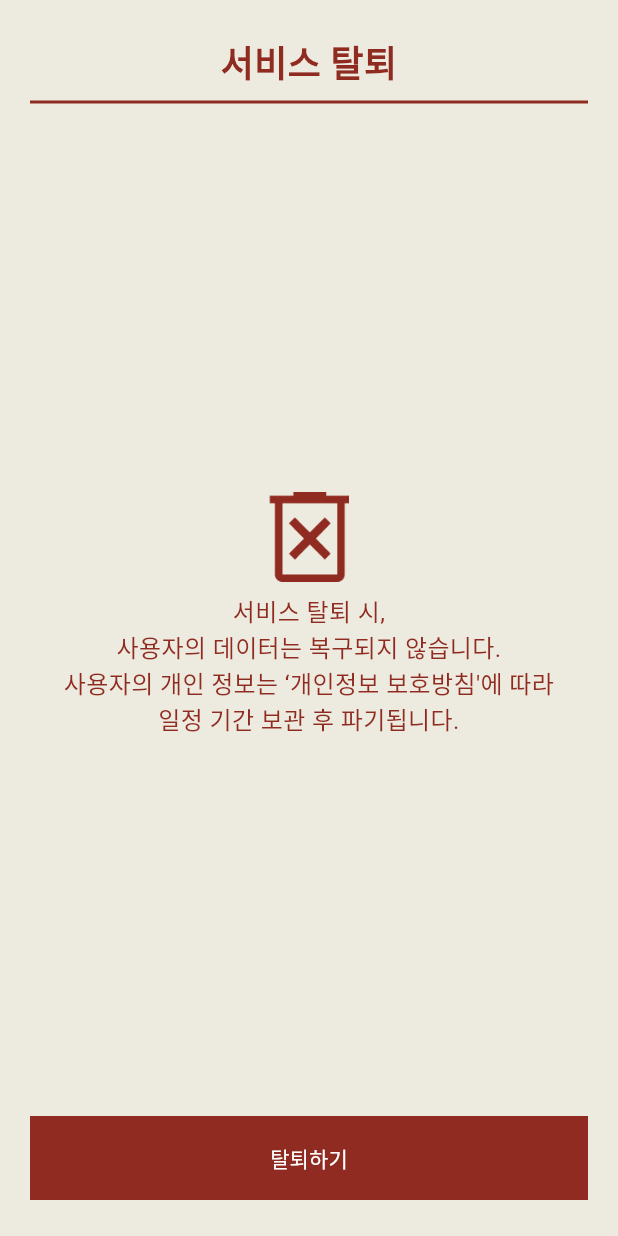
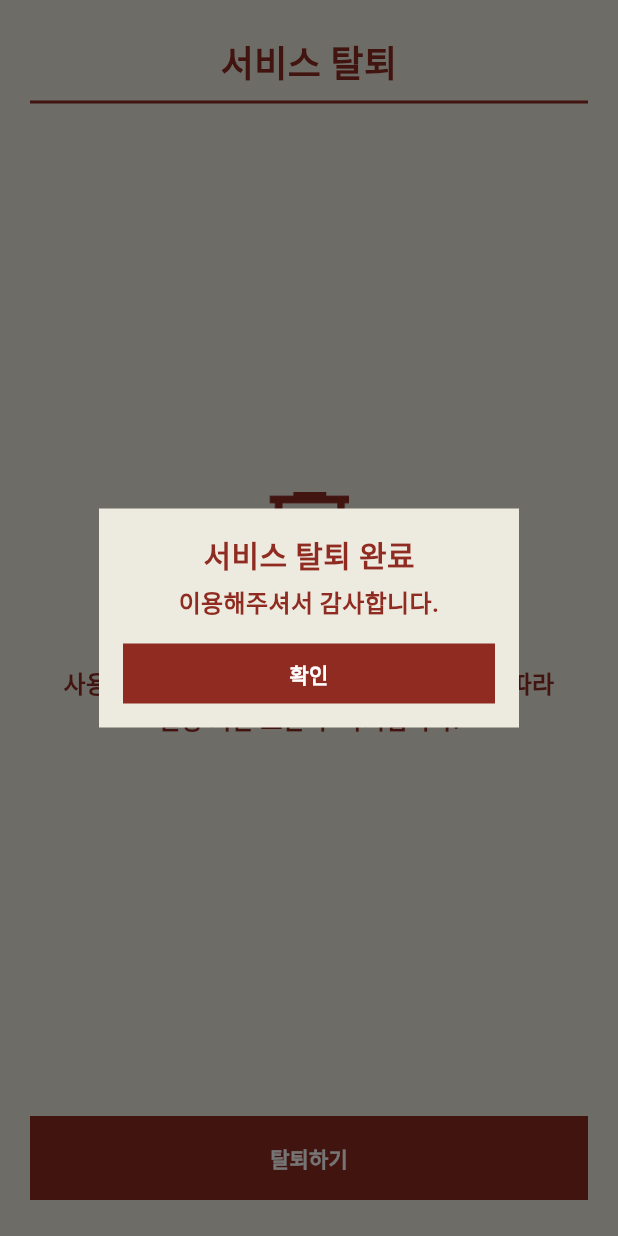
Before and after one commit to team-peekabook/Peekabook-web, a Flutter app: the WithdrawPage screen opened directly, after a tap on "탈퇴하기", on a phone screen of 412 x 824 dp. Run offline on Flutter 3.47's test engine with Material 3 defaults, Android fonts, the phone set to English and light mode, and no system bars.

Commit message:
feat: withdraw dialog ui

```diff
--- a/lib/Strings.dart
+++ b/lib/Strings.dart
@@ -13,4 +13,7 @@ class Strings {
   static const String withdrawDescription =
       '서비스 탈퇴 시,\n사용자의 데이터는 복구되지 않습니다.\n사용자의 개인 정보는 \‘개인정보 보호방침\'에 따라\n일정 기간 보관 후 파기됩니다.';
   static const String withdrawButton = '탈퇴하기';
+  static const String withdrawDialogTitle = '서비스 탈퇴 완료';
+  static const String withdrawDialogContent = '이용해주셔서 감사합니다.';
+  static const String withdrawDialogConfirm = '확인';
 }
--- a/lib/withdraw.dart
+++ b/lib/withdraw.dart
@@ -1,6 +1,7 @@
 import 'package:flutter/material.dart';
 import 'package:peeka/colors.dart';
 import 'package:peeka/strings.dart';
+import 'package:peeka/withdrawDialog.dart';
 
 class WithdrawPage extends StatelessWidget {
   @override
@@ -36,7 +37,10 @@ class WithdrawPage extends StatelessWidget {
                   const Text(
                     Strings.withdrawDescription,
                     textAlign: TextAlign.center,
-                    style: TextStyle(fontSize: 16, color: AppColors.red),
+                    style: TextStyle(
+                        fontSize: 16,
+                        color: AppColors.red,
+                        fontWeight: FontWeight.bold),
                   ),
                 ],
               ),
@@ -46,6 +50,11 @@ class WithdrawPage extends StatelessWidget {
                 child: TextButton(
                   onPressed: () {
                     // TODO: deleteUser()
+                    showDialog(
+                      context: context,
+                      builder: (context) => WithdrawDialog(),
+                      barrierDismissible: false,
+                    );
                   },
                   style: TextButton.styleFrom(
                     backgroundColor: AppColors.red,
@@ -56,7 +65,10 @@ class WithdrawPage extends StatelessWidget {
                   ),
                   child: const Text(
                     Strings.withdrawButton,
-                    style: TextStyle(color: AppColors.white),
+                    style: TextStyle(
+                        color: AppColors.white,
+                        fontSize: 14,
+                        fontWeight: FontWeight.bold),
                   ),
                 ),
               ),
--- /dev/null
+++ b/lib/withdrawDialog.dart
@@ -0,0 +1,70 @@
+import 'package:flutter/material.dart';
+import 'package:peeka/strings.dart';
+
+import 'colors.dart';
+
+class WithdrawDialog extends StatelessWidget {
+  @override
+  Widget build(BuildContext context) {
+    double width = MediaQuery.of(context).size.width * 0.6;
+
+    return Dialog(
+        backgroundColor: Colors.transparent,
+        shape: const RoundedRectangleBorder(
+          borderRadius: BorderRadius.zero,
+        ),
+        insetPadding: const EdgeInsets.symmetric(horizontal: 16),
+        child: Material(
+          color: AppColors.beige,
+          child: Container(
+            width: width,
+            padding: const EdgeInsets.all(16.0),
+            child: Column(
+              mainAxisSize: MainAxisSize.min,
+              children: [
+                const Text(
+                  Strings.withdrawDialogTitle,
+                  style: TextStyle(
+                      fontSize: 20,
+                      fontWeight: FontWeight.bold,
+                      color: AppColors.red),
+                ),
+                const SizedBox(height: 5),
+                const Text(
+                  Strings.withdrawDialogContent,
+                  textAlign: TextAlign.center,
+                  style: TextStyle(
+                      fontSize: 16,
+                      color: AppColors.red,
+                      fontWeight: FontWeight.bold),
+                ),
+                const SizedBox(height: 15),
+                SizedBox(
+                  width: double.infinity,
+                  height: 40,
+                  child: TextButton(
+                    onPressed: () {
+                      Navigator.popUntil(context, (route) => route.isFirst);
+                    },
+                    style: TextButton.styleFrom(
+                      shape: const RoundedRectangleBorder(
+                        borderRadius: BorderRadius.zero,
+                      ),
+                      backgroundColor: AppColors.red,
+                      padding: const EdgeInsets.symmetric(vertical: 9),
+                    ),
+                    child: const Text(
+                      Strings.withdrawDialogConfirm,
+                      style: TextStyle(
+                          color: AppColors.white,
+                          fontSize: 14,
+                          fontWeight: FontWeight.bold),
+                    ),
+                  ),
+                ),
+              ],
+            ),
+          ),
+        ));
+  }
+}
```
